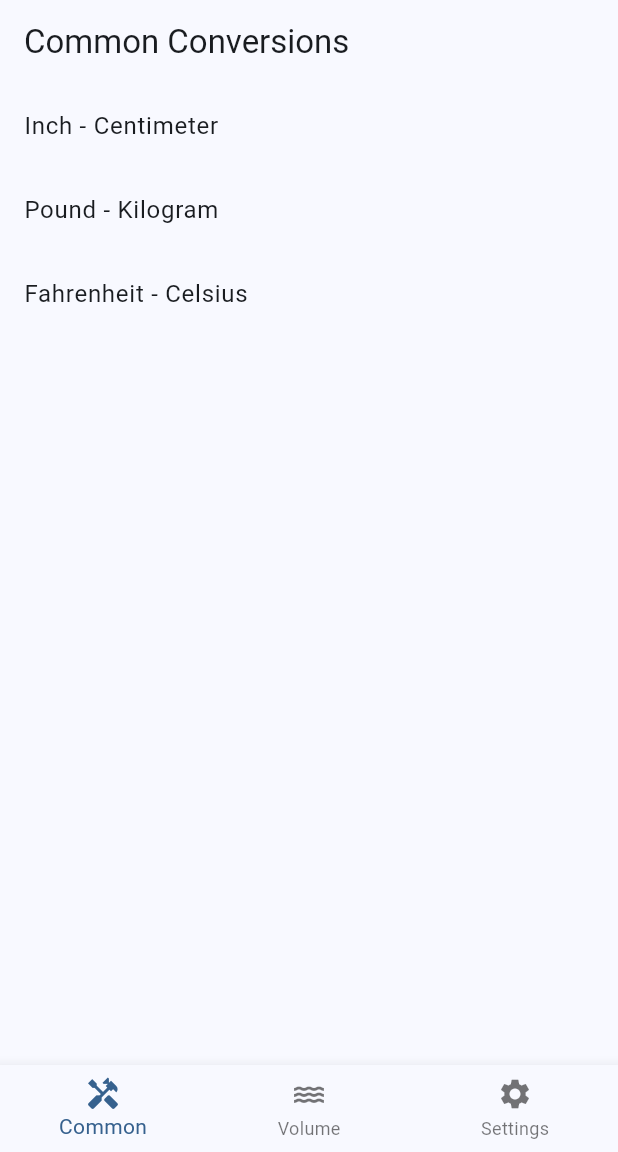
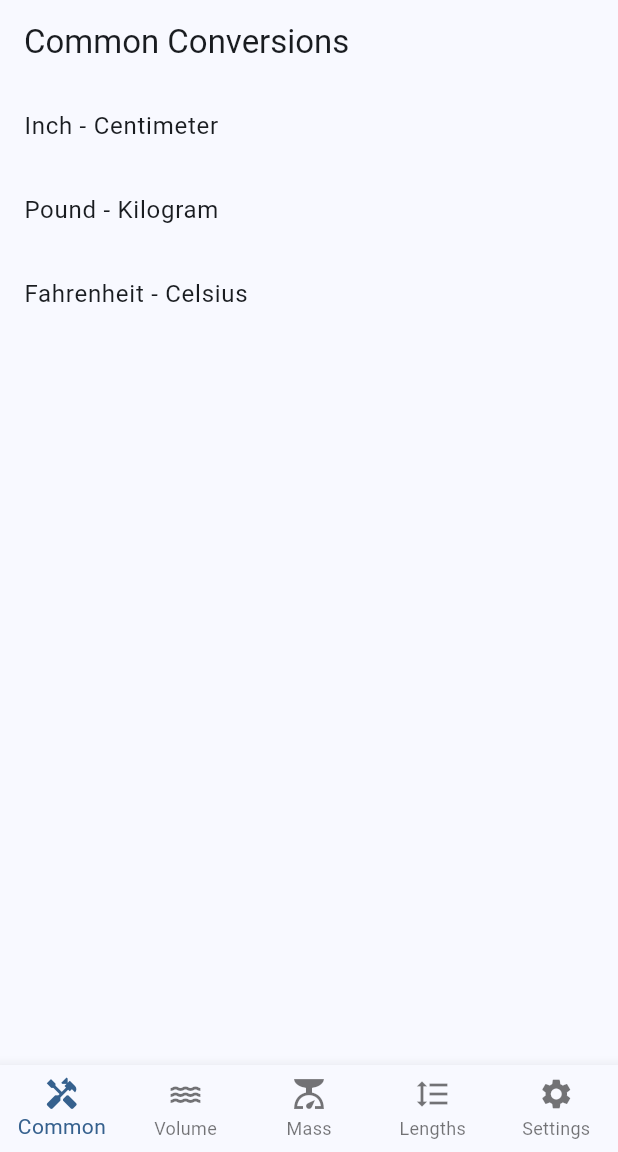
Before and after one commit to gcmoony/equals, a Flutter app: the screen it shows after launch, on a phone screen of 412 x 824 dp, the part 84-1236 px from its top. Run offline on Flutter 3.47's test engine with Material 3 defaults, Android fonts, the light colour scheme and no system bars.

Commit message:
Separated conversion routes

```diff
--- a/lib/main.dart
+++ b/lib/main.dart
@@ -1,4 +1,6 @@
 import 'package:equals/routes/commontools.dart';
+import 'package:equals/routes/lengths.dart';
+import 'package:equals/routes/mass.dart';
 import 'package:equals/routes/settings.dart';
 import 'package:equals/routes/volume.dart';
 import 'package:flutter/material.dart';
@@ -51,6 +53,16 @@ class _MyHomePageState extends State<MyHomePage> {
         }
       case 2:
         {
+          currentWidgetPage = MassPage();
+          break;
+        }
+      case 3:
+        {
+          currentWidgetPage = LengthsPage();
+          break;
+        }
+      case 4:
+        {
           currentWidgetPage = SettingsPage();
           break;
         }
@@ -64,6 +76,7 @@ class _MyHomePageState extends State<MyHomePage> {
       ),
       body: currentWidgetPage,
       bottomNavigationBar: BottomNavigationBar(
+        type: BottomNavigationBarType.fixed,
         onTap:
             (newIndex) => setState(() {
               selectedIndex = newIndex;
@@ -72,6 +85,11 @@ class _MyHomePageState extends State<MyHomePage> {
         items: [
           BottomNavigationBarItem(icon: Icon(Icons.handyman), label: "Common"),
           BottomNavigationBarItem(icon: Icon(Icons.water), label: "Volume"),
+          BottomNavigationBarItem(icon: Icon(Icons.scale), label: "Mass"),
+          BottomNavigationBarItem(
+            icon: Icon(Icons.format_line_spacing),
+            label: "Lengths",
+          ),
           BottomNavigationBarItem(
             icon: Icon(Icons.settings),
             label: "Settings",
```
